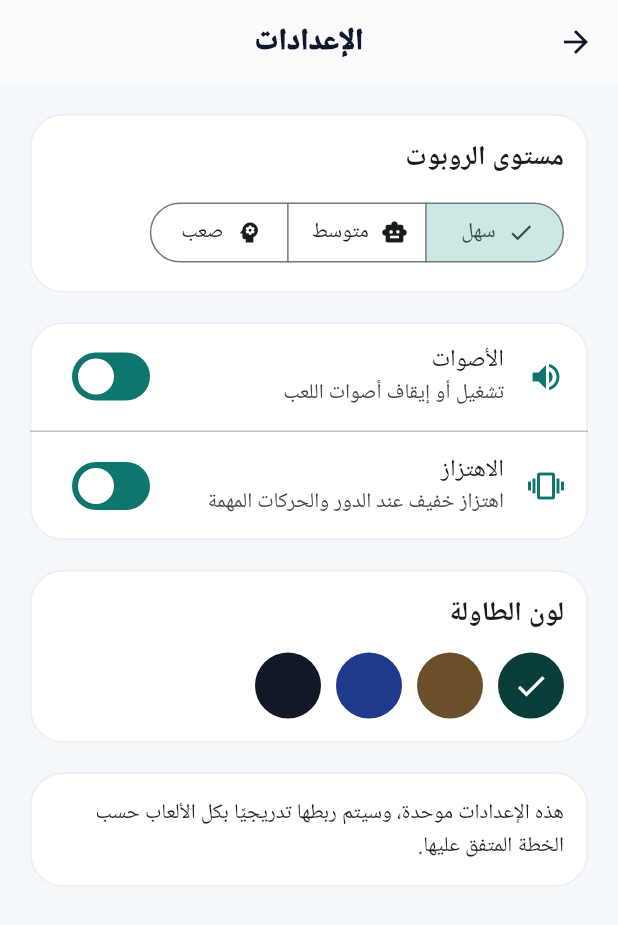
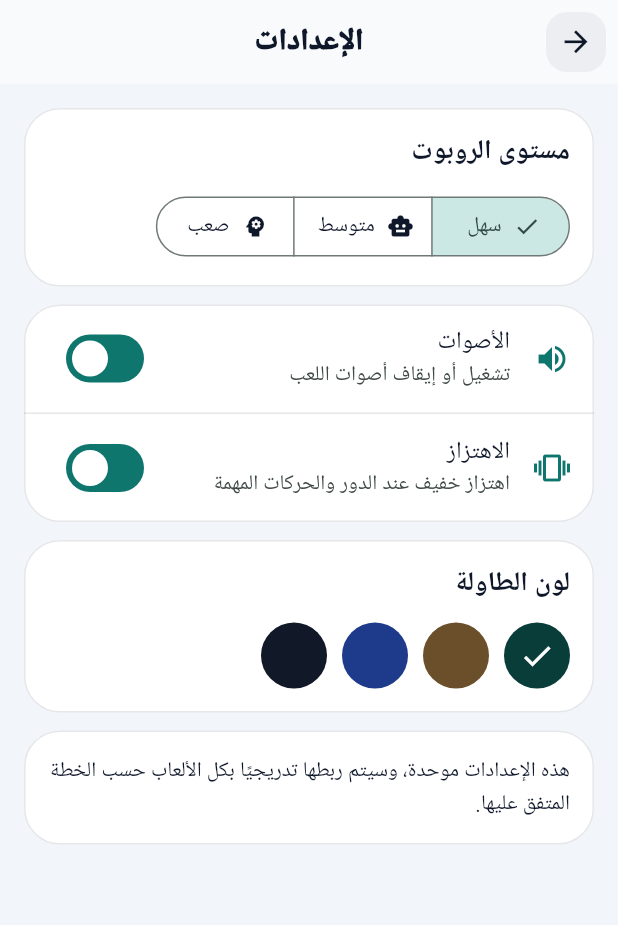
Before and after one commit to aljwaal1/gameslocal, a Flutter app: the screen it shows after launch, after a tap on the "settings" icon, on a phone screen of 412 x 824 dp. Shown: the top 925 px of the screen. Run offline on Flutter 3.47's test engine with Material 3 defaults, Android fonts, the phone set to English and light mode, and no system bars; our stand-ins replace audioplayers, qr_flutter, shared_preferences; missing offline and left inert: flame.

Commit message:
Build premium global visual system

```diff
--- a/lib/design/app_theme.dart
+++ b/lib/design/app_theme.dart
@@ -1,21 +1,88 @@
 import 'package:flutter/material.dart';
 
 class AppColors {
-  static const background = Color(0xFFF4F7FB);
+  static const background = Color(0xFFF2F5FA);
+  static const backgroundWarm = Color(0xFFFFFBF5);
   static const surface = Color(0xFFFFFFFF);
+  static const surfaceSoft = Color(0xFFF8FAFC);
   static const primary = Color(0xFF0F766E);
   static const primaryDark = Color(0xFF083D39);
   static const accent = Color(0xFFFFB703);
   static const accentSoft = Color(0xFFFFE8A3);
   static const secondary = Color(0xFF6D28D9);
+  static const violet = Color(0xFF7C3AED);
   static const cyan = Color(0xFF0EA5E9);
+  static const electricBlue = Color(0xFF2563EB);
   static const success = Color(0xFF16A34A);
   static const danger = Color(0xFFDC2626);
+  static const orange = Color(0xFFF97316);
+  static const rose = Color(0xFFE11D48);
   static const ink = Color(0xFF0F172A);
   static const muted = Color(0xFF64748B);
   static const boardDark = Color(0xFF1F5D50);
   static const boardLight = Color(0xFFF0E5C9);
-  static const navy = Color(0xFF0B1220);
+  static const navy = Color(0xFF07111F);
+  static const line = Color(0x1A0F172A);
+
+  static const heroGradient = <Color>[
+    Color(0xFF075985),
+    Color(0xFF0F766E),
+    Color(0xFF6D28D9),
+  ];
+}
+
+class GamePalette {
+  const GamePalette(this.primary, this.secondary, this.glow);
+
+  final Color primary;
+  final Color secondary;
+  final Color glow;
+
+  static const football = GamePalette(
+    Color(0xFF15803D),
+    Color(0xFF0F766E),
+    Color(0xFF86EFAC),
+  );
+  static const xo = GamePalette(
+    Color(0xFFE11D48),
+    Color(0xFF6D28D9),
+    Color(0xFFFDA4AF),
+  );
+  static const checkers = GamePalette(
+    Color(0xFF0F766E),
+    Color(0xFFB45309),
+    Color(0xFF5EEAD4),
+  );
+  static const domino = GamePalette(
+    Color(0xFFEA580C),
+    Color(0xFF7C3AED),
+    Color(0xFFFDBA74),
+  );
+  static const chess = GamePalette(
+    Color(0xFF1E293B),
+    Color(0xFFB68A2C),
+    Color(0xFFFDE68A),
+  );
+  static const cards = GamePalette(
+    Color(0xFF047857),
+    Color(0xFFBE123C),
+    Color(0xFF6EE7B7),
+  );
+  static const words = GamePalette(
+    Color(0xFF7C3AED),
+    Color(0xFF2563EB),
+    Color(0xFFC4B5FD),
+  );
+  static const sheikh = GamePalette(
+    Color(0xFF1D4ED8),
+    Color(0xFFB68A2C),
+    Color(0xFF93C5FD),
+  );
+  static const boxes = GamePalette(
+    Color(0xFF0891B2),
+    Color(0xFF7C3AED),
+    Color(0xFF67E8F9),
+  );
 }
 
 class AppThemeFactory {
@@ -29,19 +96,28 @@ class AppThemeFactory {
       tertiary: AppColors.accent,
       error: AppColors.danger,
       surface: AppColors.surface,
+      onSurface: AppColors.ink,
+    );
+
+    final rounded16 = RoundedRectangleBorder(
+      borderRadius: BorderRadius.circular(16),
     );
 
     return ThemeData(
       useMaterial3: true,
       colorScheme: scheme,
       scaffoldBackgroundColor: AppColors.background,
+      splashFactory: InkSparkle.splashFactory,
+      visualDensity: VisualDensity.standard,
       appBarTheme: const AppBarTheme(
         centerTitle: true,
-        backgroundColor: Color(0xFFF9FBFD),
+        backgroundColor: Color(0xFFF8FAFC),
         foregroundColor: AppColors.ink,
         elevation: 0,
         scrolledUnderElevation: 0,
         surfaceTintColor: Colors.transparent,
+        iconTheme: IconThemeData(color: AppColors.ink, size: 23),
+        actionsIconTheme: IconThemeData(color: AppColors.ink, size: 23),
         titleTextStyle: TextStyle(
           color: AppColors.ink,
           fontSize: 20,
@@ -53,63 +129,143 @@ class AppThemeFactory {
         elevation: 0,
         color: AppColors.surface,
         surfaceTintColor: Colors.transparent,
-        shadowColor: const Color(0x220F172A),
+        shadowColor: const Color(0x260F172A),
+        margin: EdgeInsets.zero,
         shape: RoundedRectangleBorder(
-          borderRadius: BorderRadius.circular(22),
-          side: const BorderSide(color: Color(0x140F172A)),
+          borderRadius: BorderRadius.circular(24),
+          side: const BorderSide(color: AppColors.line),
+        ),
+      ),
+      dialogTheme: DialogThemeData(
+        backgroundColor: AppColors.surface,
+        surfaceTintColor: Colors.transparent,
+        elevation: 8,
+        shadowColor: const Color(0x330F172A),
+        shape: RoundedRectangleBorder(borderRadius: BorderRadius.circular(28)),
+        titleTextStyle: const TextStyle(
+          color: AppColors.ink,
+          fontSize: 21,
+          fontWeight: FontWeight.w900,
         ),
       ),
       filledButtonTheme: FilledButtonThemeData(
         style: FilledButton.styleFrom(
           backgroundColor: AppColors.primary,
           foregroundColor: Colors.white,
-          elevation: 1,
-          shadowColor: const Color(0x440F766E),
-          shape: RoundedRectangleBorder(
-            borderRadius: BorderRadius.circular(16),
+          elevation: 2,
+          shadowColor: const Color(0x550F766E),
+          shape: rounded16,
+          padding: const EdgeInsets.symmetric(horizontal: 20, vertical: 14),
+          minimumSize: const Size(48, 48),
+          textStyle: const TextStyle(
+            fontWeight: FontWeight.w900,
+            fontSize: 15,
           ),
-          padding: const EdgeInsets.symmetric(horizontal: 18, vertical: 13),
+        ),
+      ),
+      elevatedButtonTheme: ElevatedButtonThemeData(
+        style: ElevatedButton.styleFrom(
+          elevation: 2,
+          backgroundColor: AppColors.surface,
+          foregroundColor: AppColors.ink,
+          shadowColor: const Color(0x260F172A),
+          surfaceTintColor: Colors.transparent,
+          shape: rounded16,
+          minimumSize: const Size(48, 48),
           textStyle: const TextStyle(fontWeight: FontWeight.w900),
         ),
       ),
       outlinedButtonTheme: OutlinedButtonThemeData(
         style: OutlinedButton.styleFrom(
           foregroundColor: AppColors.primaryDark,
-          side: const BorderSide(color: Color(0x550F766E)),
-          shape: RoundedRectangleBorder(
-            borderRadius: BorderRadius.circular(16),
-          ),
+          side: const BorderSide(color: Color(0x660F766E), width: 1.2),
+          shape: rounded16,
+          minimumSize: const Size(48, 48),
+          textStyle: const TextStyle(fontWeight: FontWeight.w900),
+        ),
+      ),
+      textButtonTheme: TextButtonThemeData(
+        style: TextButton.styleFrom(
+          foregroundColor: AppColors.primaryDark,
+          shape: rounded16,
           textStyle: const TextStyle(fontWeight: FontWeight.w800),
         ),
       ),
       inputDecorationTheme: InputDecorationTheme(
         filled: true,
-        fillColor: Colors.white,
-        contentPadding: const EdgeInsets.symmetric(horizontal: 14, vertical: 12),
+        fillColor: AppColors.surface,
+        contentPadding: const EdgeInsets.symmetric(horizontal: 15, vertical: 14),
+        hintStyle: const TextStyle(color: AppColors.muted),
+        labelStyle: const TextStyle(
+          color: AppColors.muted,
+          fontWeight: FontWeight.w700,
+        ),
         border: OutlineInputBorder(
-          borderRadius: BorderRadius.circular(16),
-          borderSide: const BorderSide(color: Color(0x220F172A)),
+          borderRadius: BorderRadius.circular(17),
+          borderSide: const BorderSide(color: AppColors.line),
         ),
         enabledBorder: OutlineInputBorder(
-          borderRadius: BorderRadius.circular(16),
-          borderSide: const BorderSide(color: Color(0x220F172A)),
+          borderRadius: BorderRadius.circular(17),
+          borderSide: const BorderSide(color: AppColors.line),
         ),
         focusedBorder: OutlineInputBorder(
-          borderRadius: BorderRadius.circular(16),
+          borderRadius: BorderRadius.circular(17),
           borderSide: const BorderSide(color: AppColors.cyan, width: 2),
+        ),
+        errorBorder: OutlineInputBorder(
+          borderRadius: BorderRadius.circular(17),
+          borderSide: const BorderSide(color: AppColors.danger, width: 1.5),
         ),
       ),
       chipTheme: ChipThemeData(
-        backgroundColor: Colors.white,
+        backgroundColor: AppColors.surface,
         selectedColor: AppColors.accentSoft,
-        side: const BorderSide(color: Color(0x180F172A)),
+        side: const BorderSide(color: AppColors.line),
         labelStyle: const TextStyle(
           color: AppColors.ink,
           fontWeight: FontWeight.w800,
         ),
         shape: RoundedRectangleBorder(borderRadius: BorderRadius.circular(14)),
       ),
-      dividerColor: const Color(0x180F172A),
+      snackBarTheme: SnackBarThemeData(
+        behavior: SnackBarBehavior.floating,
+        backgroundColor: AppColors.navy,
+        contentTextStyle: const TextStyle(
+          color: Colors.white,
+          fontWeight: FontWeight.w700,
+        ),
+        shape: RoundedRectangleBorder(borderRadius: BorderRadius.circular(16)),
+        insetPadding: const EdgeInsets.all(14),
+      ),
+      bottomSheetTheme: const BottomSheetThemeData(
+        backgroundColor: AppColors.surface,
+        surfaceTintColor: Colors.transparent,
+        modalBackgroundColor: AppColors.surface,
+        showDragHandle: true,
+      ),
+      navigationBarTheme: const NavigationBarThemeData(
+        backgroundColor: AppColors.surface,
+        indicatorColor: AppColors.accentSoft,
+        elevation: 0,
+        height: 68,
+      ),
+      iconButtonTheme: IconButtonThemeData(
+        style: IconButton.styleFrom(
+          foregroundColor: AppColors.ink,
+          backgroundColor: const Color(0x0D0F172A),
+          shape: RoundedRectangleBorder(borderRadius: BorderRadius.circular(14)),
+        ),
+      ),
+      dividerTheme: const DividerThemeData(
+        color: AppColors.line,
+        thickness: 1,
+        space: 1,
+      ),
+      progressIndicatorTheme: const ProgressIndicatorThemeData(
+        color: AppColors.primary,
+        linearTrackColor: Color(0x190F766E),
+      ),
+      dividerColor: AppColors.line,
     );
   }
 }
```
